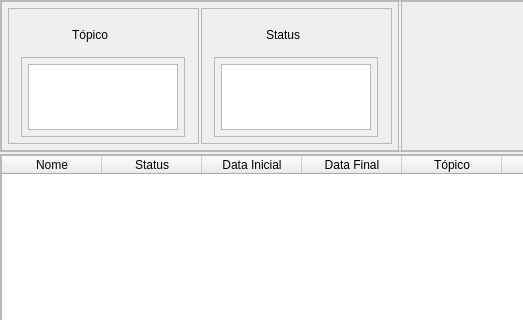
The window that functions/new_daily_task/new_dailytask_page.ui (Nbdyleto/PySide6_Self_TCC) describes before a commit, drawn with Qt 5; both pictures show x 0 to 523 and y 0 to 320 of the 800 by 600 pixel window.
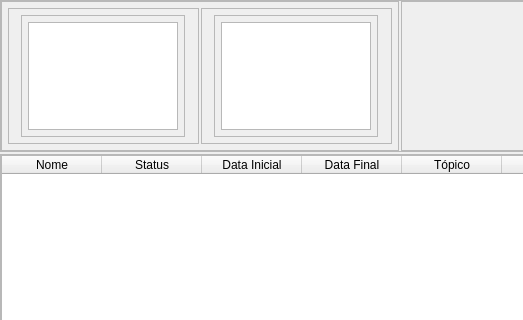
The same window after the commit.

```diff
--- a/functions/new_daily_task/new_dailytask_page.ui
+++ b/functions/new_daily_task/new_dailytask_page.ui
@@ -116,37 +116,6 @@
             <property name="bottomMargin">
              <number>6</number>
             </property>
-            <item>
-             <widget class="QPushButton" name="btnOrderByTopic">
-              <property name="minimumSize">
-               <size>
-                <width>100</width>
-                <height>40</height>
-               </size>
-              </property>
-              <property name="maximumSize">
-               <size>
-                <width>150</width>
-                <height>16777215</height>
-               </size>
-              </property>
-              <property name="cursor">
-               <cursorShape>PointingHandCursor</cursorShape>
-              </property>
-              <property name="autoFillBackground">
-               <bool>false</bool>
-              </property>
-              <property name="styleSheet">
-               <string notr="true">background-repeat: no-repeat; 
-border-radius: 20px;
-text-align: center;
-font-size: 12px;</string>
-              </property>
-              <property name="text">
-               <string>Tópico</string>
-              </property>
-             </widget>
-            </item>
             <item alignment="Qt::AlignHCenter">
              <widget class="QFrame" name="frameByTopic">
               <property name="frameShape">
@@ -223,37 +192,6 @@
             <property name="bottomMargin">
              <number>6</number>
             </property>
-            <item>
-             <widget class="QPushButton" name="btnOrderByStatus">
-              <property name="minimumSize">
-               <size>
-                <width>100</width>
-                <height>40</height>
-               </size>
-              </property>
-              <property name="maximumSize">
-               <size>
-                <width>150</width>
-                <height>16777215</height>
-               </size>
-              </property>
-              <property name="cursor">
-               <cursorShape>PointingHandCursor</cursorShape>
-              </property>
-              <property name="autoFillBackground">
-               <bool>false</bool>
-              </property>
-              <property name="styleSheet">
-               <string notr="true">background-repeat: no-repeat; 
-border-radius: 20px;
-text-align: center;
-font-size: 12px;</string>
-              </property>
-              <property name="text">
-               <string>Status</string>
-              </property>
-             </widget>
-            </item>
             <item alignment="Qt::AlignHCenter">
              <widget class="QFrame" name="frameByStatus">
               <property name="frameShape">
```
